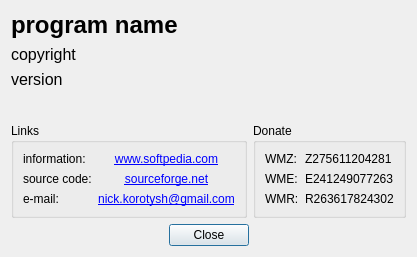
Above: digital_clock/gui/about_dialog.ui from Kolcha/DigitalClock4 before the change. Below: the same form after it.
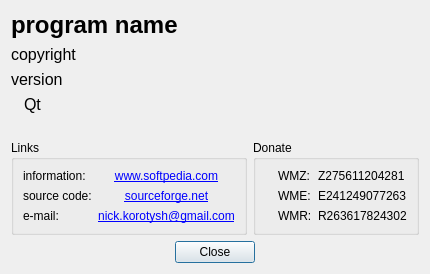
That is the form after the change. Icons and pictures are not drawn.

Commit message:
customized about dialog
branch : ui_typos

Patch:
```diff
--- a/digital_clock/gui/about_dialog.ui
+++ b/digital_clock/gui/about_dialog.ui
@@ -6,8 +6,8 @@
    <rect>
     <x>0</x>
     <y>0</y>
-    <width>388</width>
-    <height>257</height>
+    <width>407</width>
+    <height>274</height>
    </rect>
   </property>
   <property name="windowTitle">
@@ -57,6 +57,38 @@
        </property>
       </widget>
      </item>
+     <item>
+      <layout class="QHBoxLayout" name="horizontalLayout">
+       <item>
+        <widget class="QLabel" name="label_11">
+         <property name="sizePolicy">
+          <sizepolicy hsizetype="Fixed" vsizetype="Fixed">
+           <horstretch>0</horstretch>
+           <verstretch>0</verstretch>
+          </sizepolicy>
+         </property>
+         <property name="text">
+          <string/>
+         </property>
+         <property name="pixmap">
+          <pixmap resource="../resources/resources.qrc">:/about_dialog/about_dialog/qt-logo-24.png</pixmap>
+         </property>
+        </widget>
+       </item>
+       <item>
+        <widget class="QLabel" name="qt_value">
+         <property name="font">
+          <font>
+           <pointsize>12</pointsize>
+          </font>
+         </property>
+         <property name="text">
+          <string>Qt</string>
+         </property>
+        </widget>
+       </item>
+      </layout>
+     </item>
      <item>
       <spacer name="verticalSpacer">
        <property name="orientation">
@@ -65,7 +97,7 @@
        <property name="sizeHint" stdset="0">
         <size>
          <width>20</width>
-         <height>10</height>
+         <height>5</height>
         </size>
        </property>
       </spacer>
@@ -83,7 +115,7 @@
     </widget>
    </item>
    <item row="1" column="0" colspan="2">
-    <layout class="QHBoxLayout" name="horizontalLayout">
+    <layout class="QHBoxLayout" name="horizontalLayout_3">
      <item>
       <widget class="QGroupBox" name="groupBox_2">
        <property name="title">
@@ -160,26 +192,42 @@
        </property>
        <layout class="QGridLayout" name="gridLayout_2">
         <item row="0" column="0">
+         <widget class="QLabel" name="label">
+          <property name="sizePolicy">
+           <sizepolicy hsizetype="Fixed" vsizetype="Fixed">
+            <horstretch>0</horstretch>
+            <verstretch>0</verstretch>
+           </sizepolicy>
+          </property>
+          <property name="text">
+           <string/>
+          </property>
+          <property name="pixmap">
+           <pixmap resource="../resources/resources.qrc">:/about_dialog/about_dialog/wmz-16.png</pixmap>
+          </property>
+         </widget>
+        </item>
+        <item row="0" column="1">
          <widget class="QLabel" name="label_13">
           <property name="text">
            <string>WMZ:</string>
           </property>
          </widget>
         </item>
-        <item row="0" column="1">
-         <spacer name="horizontalSpacer">
-          <property name="orientation">
-           <enum>Qt::Horizontal</enum>
-          </property>
-          <property name="sizeHint" stdset="0">
-           <size>
-            <width>10</width>
-            <height>10</height>
-           </size>
-          </property>
-         </spacer>
-        </item>
         <item row="0" column="2">
+         <spacer name="horizontalSpacer">
+          <property name="orientation">
+           <enum>Qt::Horizontal</enum>
+          </property>
+          <property name="sizeHint" stdset="0">
+           <size>
+            <width>10</width>
+            <height>10</height>
+           </size>
+          </property>
+         </spacer>
+        </item>
+        <item row="0" column="3">
          <widget class="QLabel" name="label_14">
           <property name="text">
            <string>Z275611204281</string>
@@ -190,26 +238,42 @@
          </widget>
         </item>
         <item row="1" column="0">
+         <widget class="QLabel" name="label_2">
+          <property name="sizePolicy">
+           <sizepolicy hsizetype="Fixed" vsizetype="Fixed">
+            <horstretch>0</horstretch>
+            <verstretch>0</verstretch>
+           </sizepolicy>
+          </property>
+          <property name="text">
+           <string/>
+          </property>
+          <property name="pixmap">
+           <pixmap resource="../resources/resources.qrc">:/about_dialog/about_dialog/wme-16.png</pixmap>
+          </property>
+         </widget>
+        </item>
+        <item row="1" column="1">
          <widget class="QLabel" name="label_15">
           <property name="text">
            <string>WME:</string>
           </property>
          </widget>
         </item>
-        <item row="1" column="1">
-         <spacer name="horizontalSpacer_2">
-          <property name="orientation">
-           <enum>Qt::Horizontal</enum>
-          </property>
-          <property name="sizeHint" stdset="0">
-           <size>
-            <width>10</width>
-            <height>10</height>
-           </size>
-          </property>
-         </spacer>
-        </item>
         <item row="1" column="2">
+         <spacer name="horizontalSpacer_2">
+          <property name="orientation">
+           <enum>Qt::Horizontal</enum>
+          </property>
+          <property name="sizeHint" stdset="0">
+           <size>
+            <width>10</width>
+            <height>10</height>
+           </size>
+          </property>
+         </spacer>
+        </item>
+        <item row="1" column="3">
          <widget class="QLabel" name="label_16">
           <property name="text">
            <string>E241249077263</string>
@@ -220,26 +284,42 @@
          </widget>
         </item>
         <item row="2" column="0">
+         <widget class="QLabel" name="label_3">
+          <property name="sizePolicy">
+           <sizepolicy hsizetype="Fixed" vsizetype="Fixed">
+            <horstretch>0</horstretch>
+            <verstretch>0</verstretch>
+           </sizepolicy>
+          </property>
+          <property name="text">
+           <string/>
+          </property>
+          <property name="pixmap">
+           <pixmap resource="../resources/resources.qrc">:/about_dialog/about_dialog/wmr-16.png</pixmap>
+          </property>
+         </widget>
+        </item>
+        <item row="2" column="1">
          <widget class="QLabel" name="label_17">
           <property name="text">
            <string>WMR:</string>
           </property>
          </widget>
         </item>
-        <item row="2" column="1">
-         <spacer name="horizontalSpacer_3">
-          <property name="orientation">
-           <enum>Qt::Horizontal</enum>
-          </property>
-          <property name="sizeHint" stdset="0">
-           <size>
-            <width>10</width>
-            <height>10</height>
-           </size>
-          </property>
-         </spacer>
-        </item>
         <item row="2" column="2">
+         <spacer name="horizontalSpacer_3">
+          <property name="orientation">
+           <enum>Qt::Horizontal</enum>
+          </property>
+          <property name="sizeHint" stdset="0">
+           <size>
+            <width>10</width>
+            <height>10</height>
+           </size>
+          </property>
+         </spacer>
+        </item>
+        <item row="2" column="3">
          <widget class="QLabel" name="label_18">
           <property name="text">
            <string>R263617824302</string>
```
The commit also changes 7 other files.
